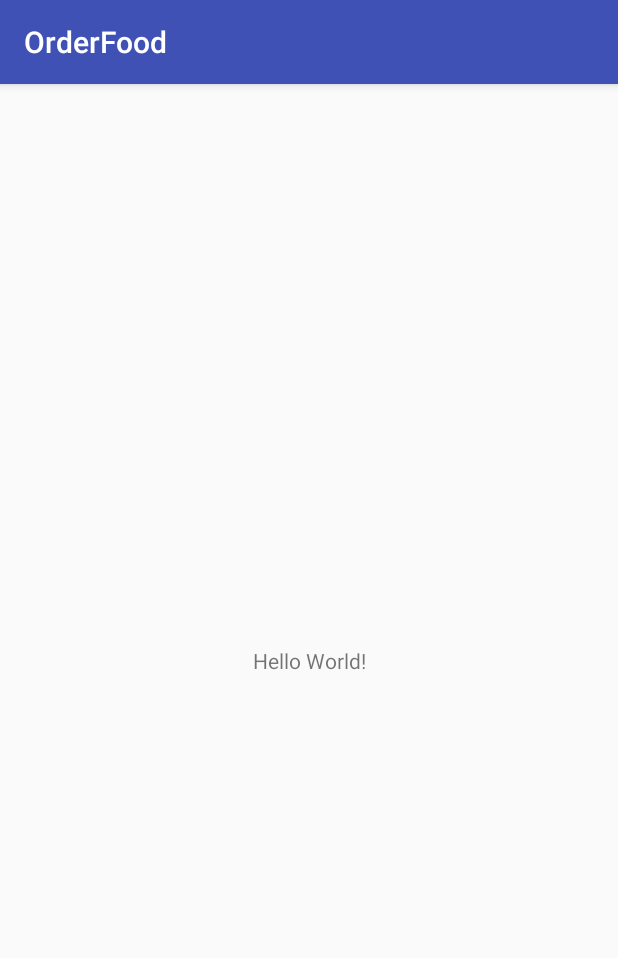
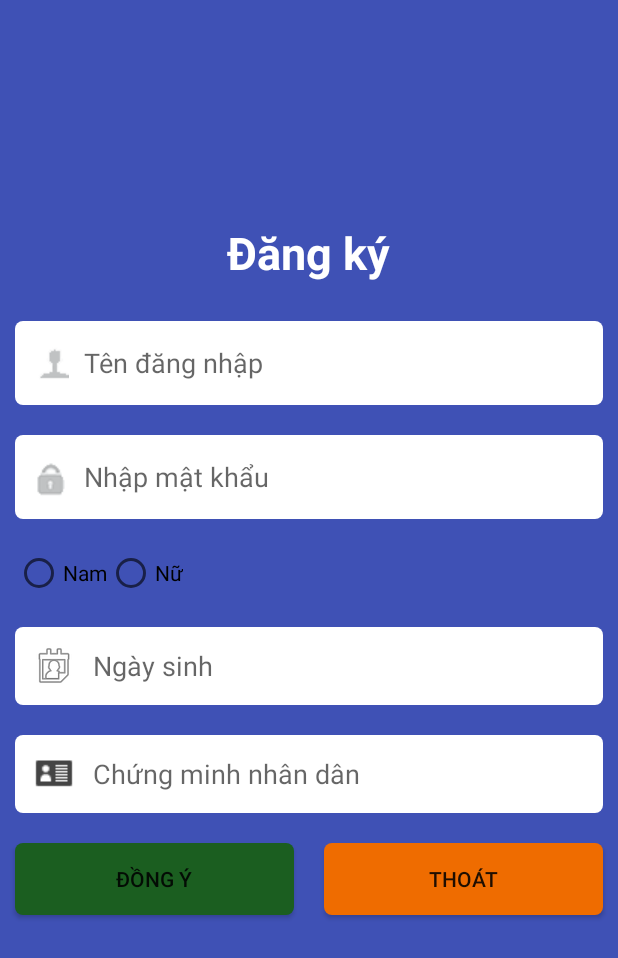
Before and after one commit to LeTruongDuy/OrderFood, an Android app: the screen it shows after launch (MainActivity before the commit, DangKyActivity after it), on a phone screen of 412 x 824 dp. Shown: the top 958 px of the screen. Run offline under Robolectric (Android 15) with nearby library versions, the phone set to English and light mode, and no system bars.

Commit message:
Hoàn thành giao diện đăng kí

```diff
--- a/app/src/main/AndroidManifest.xml
+++ b/app/src/main/AndroidManifest.xml
@@ -9,7 +9,7 @@
         android:roundIcon="@mipmap/ic_launcher_round"
         android:supportsRtl="true"
         android:theme="@style/AppTheme">
-        <activity android:name=".MainActivity">
+        <activity android:name=".DangKyActivity">
             <intent-filter>
                 <action android:name="android.intent.action.MAIN" />
 
--- a/app/src/main/java/me/missyou/orderfood/MainActivity.java
+++ b/app/src/main/java/me/missyou/orderfood/DangKyActivity.java
@@ -3,11 +3,11 @@ package me.missyou.orderfood;
 import android.support.v7.app.AppCompatActivity;
 import android.os.Bundle;
 
-public class MainActivity extends AppCompatActivity {
+public class DangKyActivity extends AppCompatActivity {
 
     @Override
     protected void onCreate(Bundle savedInstanceState) {
         super.onCreate(savedInstanceState);
-        setContentView(R.layout.activity_main);
+        setContentView(R.layout.layout_dangky);
     }
 }
--- /dev/null
+++ b/app/src/main/res/drawable/custom_button_green.xml
@@ -0,0 +1,6 @@
+<?xml version="1.0" encoding="utf-8"?>
+<shape xmlns:android="http://schemas.android.com/apk/res/android"
+    android:shape="rectangle">
+    <corners android:radius="@dimen/size_5dp"/>
+    <solid android:color="@color/colorGreen"/>
+</shape>
--- /dev/null
+++ b/app/src/main/res/drawable/custom_button_orange.xml
@@ -0,0 +1,6 @@
+<?xml version="1.0" encoding="utf-8"?>
+<shape xmlns:android="http://schemas.android.com/apk/res/android"
+    android:shape="rectangle">
+    <solid android:color="@color/colorOrgange"/>
+    <corners android:radius="@dimen/size_5dp"/>
+</shape>
--- /dev/null
+++ b/app/src/main/res/drawable/custom_textview.xml
@@ -0,0 +1,7 @@
+<?xml version="1.0" encoding="utf-8"?>
+<shape xmlns:android="http://schemas.android.com/apk/res/android"
+    android:shape="rectangle">
+    <corners
+        android:radius="5dp"/>
+    <solid android:color="@color/colorWhite"/>
+</shape>
--- a/app/src/main/res/layout/activity_main.xml
+++ /dev/null
@@ -1,18 +0,0 @@
-<?xml version="1.0" encoding="utf-8"?>
-<android.support.constraint.ConstraintLayout xmlns:android="http://schemas.android.com/apk/res/android"
-    xmlns:app="http://schemas.android.com/apk/res-auto"
-    xmlns:tools="http://schemas.android.com/tools"
-    android:layout_width="match_parent"
-    android:layout_height="match_parent"
-    tools:context="me.missyou.orderfood.MainActivity">
-
-    <TextView
-        android:layout_width="wrap_content"
-        android:layout_height="wrap_content"
-        android:text="Hello World!"
-        app:layout_constraintBottom_toBottomOf="parent"
-        app:layout_constraintLeft_toLeftOf="parent"
-        app:layout_constraintRight_toRightOf="parent"
-        app:layout_constraintTop_toTopOf="parent" />
-
-</android.support.constraint.ConstraintLayout>
--- /dev/null
+++ b/app/src/main/res/layout/layout_dangky.xml
@@ -0,0 +1,115 @@
+<RelativeLayout android:layout_width="match_parent"
+    android:layout_height="match_parent"
+    android:background="@color/colorPrimary"
+    xmlns:android="http://schemas.android.com/apk/res/android">
+
+    <TextView
+        android:layout_width="wrap_content"
+        android:layout_height="wrap_content"
+        android:text="@string/dang_ky"
+        android:layout_above="@+id/lnKhungDangKy"
+        android:layout_centerHorizontal="true"
+        android:layout_margin="@dimen/size_15dp"
+        android:textStyle="bold"
+        android:textSize="@dimen/size_30sp"
+        android:textColor="@color/colorWhite"/>
+
+    <LinearLayout
+        android:id="@+id/lnKhungDangKy"
+        android:orientation="vertical"
+        android:layout_width="match_parent"
+        android:layout_height="wrap_content"
+        android:layout_centerHorizontal="true"
+        android:layout_centerVertical="true">
+
+        <EditText
+            android:layout_width="match_parent"
+            android:layout_height="wrap_content"
+            android:background="@drawable/custom_textview"
+            android:hint="@string/ten_dang_nhap"
+            android:padding="@dimen/size_10dp"
+            android:layout_margin="@dimen/size_10dp"
+            android:drawableStart="@drawable/user"
+            android:drawablePadding="@dimen/size_10dp"
+            android:maxLines="1"
+            android:drawableLeft="@drawable/user" />
+
+        <EditText
+            android:layout_width="match_parent"
+            android:layout_height="wrap_content"
+            android:background="@drawable/custom_textview"
+            android:hint="@string/nhap_mat_khau"
+            android:padding="@dimen/size_10dp"
+            android:layout_margin="@dimen/size_10dp"
+            android:drawableStart="@drawable/password"
+            android:inputType="textPassword"
+            android:drawablePadding="@dimen/size_10dp"
+            android:maxLines="1"
+            android:drawableLeft="@drawable/password" />
+
+        <RadioGroup
+            android:layout_margin="@dimen/size_10dp"
+            android:layout_width="match_parent"
+            android:layout_height="wrap_content"
+            android:orientation="horizontal">
+            <RadioButton
+                android:layout_width="wrap_content"
+                android:layout_height="wrap_content"
+                android:text="@string/nam"/>
+
+            <RadioButton
+                android:layout_width="wrap_content"
+                android:layout_height="wrap_content"
+                android:text="@string/nu"/>
+        </RadioGroup>
+
+        <EditText
+            android:layout_width="match_parent"
+            android:layout_height="wrap_content"
+            android:background="@drawable/custom_textview"
+            android:hint="@string/ngay_sinh"
+            android:padding="@dimen/size_10dp"
+            android:layout_margin="@dimen/size_10dp"
+            android:drawableStart="@android:drawable/ic_menu_my_calendar"
+            android:drawablePadding="@dimen/size_10dp"
+            android:maxLines="1"
+            android:drawableLeft="@android:drawable/ic_menu_my_calendar" />
+
+        <EditText
+            android:id="@+id/editText"
+            android:layout_width="match_parent"
+            android:layout_height="wrap_content"
+            android:layout_margin="@dimen/size_10dp"
+            android:background="@drawable/custom_textview"
+            android:drawableStart="@drawable/idcard"
+            android:drawablePadding="@dimen/size_10dp"
+            android:hint="@string/chung_minh_nhan_dan"
+            android:padding="@dimen/size_10dp"
+            android:maxLines="1"
+            android:inputType="number"
+            android:drawableLeft="@drawable/idcard" />
+
+        <LinearLayout
+            android:layout_width="match_parent"
+            android:layout_height="wrap_content"
+            android:orientation="horizontal">
+            <Button
+                android:layout_width="wrap_content"
+                android:layout_height="wrap_content"
+                android:layout_weight="1"
+                android:padding="@dimen/size_10dp"
+                android:layout_margin="@dimen/size_10dp"
+                android:text="@string/dong_y"
+                android:background="@drawable/custom_button_green"/>
+
+            <Button
+                android:layout_width="wrap_content"
+                android:layout_height="wrap_content"
+                android:layout_weight="1"
+                android:padding="@dimen/size_10dp"
+                android:layout_margin="@dimen/size_10dp"
+                android:text="@string/thoat"
+                android:background="@drawable/custom_button_orange"/>
+        </LinearLayout>
+    </LinearLayout>
+</RelativeLayout>
--- a/app/src/main/res/values/colors.xml
+++ b/app/src/main/res/values/colors.xml
@@ -3,4 +3,7 @@
     <color name="colorPrimary">#3F51B5</color>
     <color name="colorPrimaryDark">#303F9F</color>
     <color name="colorAccent">#FF4081</color>
+    <color name="colorWhite">#FFF</color>
+    <color name="colorOrgange">#EF6C00</color>
+    <color name="colorGreen">#1B5E20</color>
 </resources>
--- /dev/null
+++ b/app/src/main/res/values/dimens.xml
@@ -0,0 +1,7 @@
+<?xml version="1.0" encoding="utf-8"?>
+<resources>
+    <dimen name="size_10dp">10dp</dimen>
+    <dimen name="size_15dp">15dp</dimen>
+    <dimen name="size_30sp">30sp</dimen>
+    <dimen name="size_5dp">5dp</dimen>
+</resources>
--- a/app/src/main/res/values/strings.xml
+++ b/app/src/main/res/values/strings.xml
@@ -1,3 +1,12 @@
 <resources>
     <string name="app_name">OrderFood</string>
+    <string name="ten_dang_nhap">Tên đăng nhập</string>
+    <string name="nhap_mat_khau">Nhập mật khẩu</string>
+    <string name="nam">Nam</string>
+    <string name="nu">Nữ</string>
+    <string name="ngay_sinh">Ngày sinh</string>
+    <string name="chung_minh_nhan_dan">Chứng minh nhân dân</string>
+    <string name="dong_y">Đồng ý</string>
+    <string name="thoat">Thoát</string>
+    <string name="dang_ky">Đăng ký</string>
 </resources>
--- a/app/src/main/res/values/styles.xml
+++ b/app/src/main/res/values/styles.xml
@@ -1,7 +1,7 @@
 <resources>
 
     <!-- Base application theme. -->
-    <style name="AppTheme" parent="Theme.AppCompat.Light.DarkActionBar">
+    <style name="AppTheme" parent="Theme.AppCompat.Light.NoActionBar">
         <!-- Customize your theme here. -->
         <item name="colorPrimary">@color/colorPrimary</item>
         <item name="colorPrimaryDark">@color/colorPrimaryDark</item>
```
Also changed, not shown: app/src/main/res/drawable/calender.png (added), app/src/main/res/drawable/idcard.png (added), app/src/main/res/drawable/password.png (added), app/src/main/res/drawable/user.png (added).
